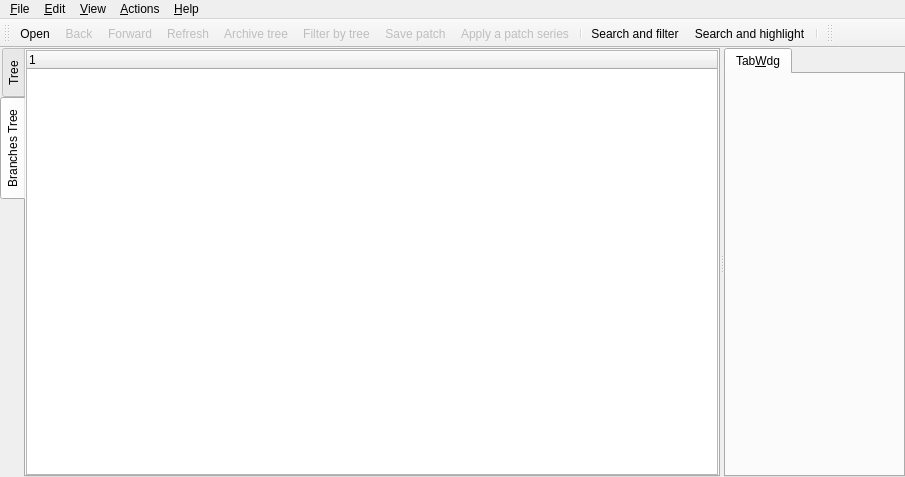
antis81/QGit-mod, file src/mainview.ui: the form before one commit.
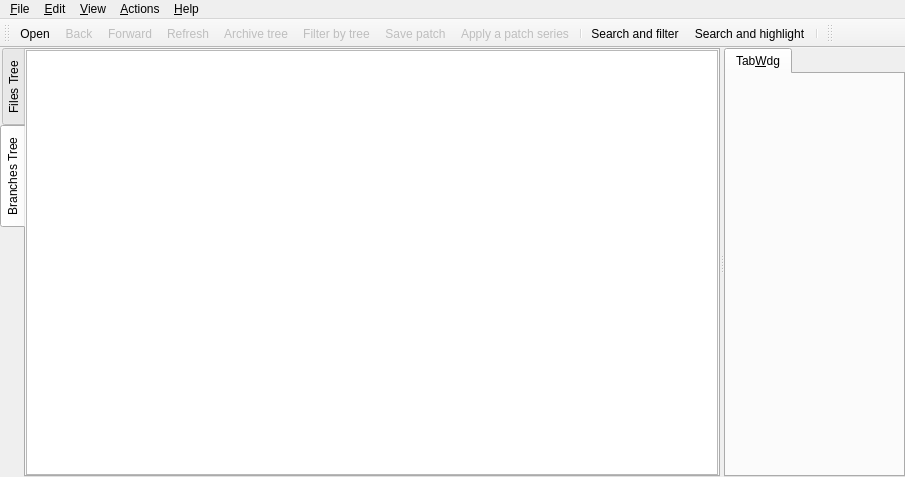
The form after the commit. The open tabs and pages were chosen to show the change. Icons and pictures are not drawn. Custom widgets are drawn as their Qt base class.

Commit message: Add context menu in BranchTree. Fixed some bugs.

Diff of the .ui file:
```diff
--- a/src/mainview.ui
+++ b/src/mainview.ui
@@ -57,7 +57,7 @@
          <bool>false</bool>
         </property>
         <attribute name="title">
-         <string>Tree</string>
+         <string>Files Tree</string>
         </attribute>
         <layout class="QHBoxLayout" name="horizontalLayout">
          <property name="spacing">
@@ -114,6 +114,12 @@
          </property>
          <item>
           <widget class="BranchesTree" name="branchesTree">
+           <property name="frameShadow">
+            <enum>QFrame::Sunken</enum>
+           </property>
+           <attribute name="headerVisible">
+            <bool>false</bool>
+           </attribute>
            <column>
             <property name="text">
              <string notr="true">1</string>
```
Left out of the diff: 5 changed lines with no effect on the pictures. The commit also changes 2 other files.
